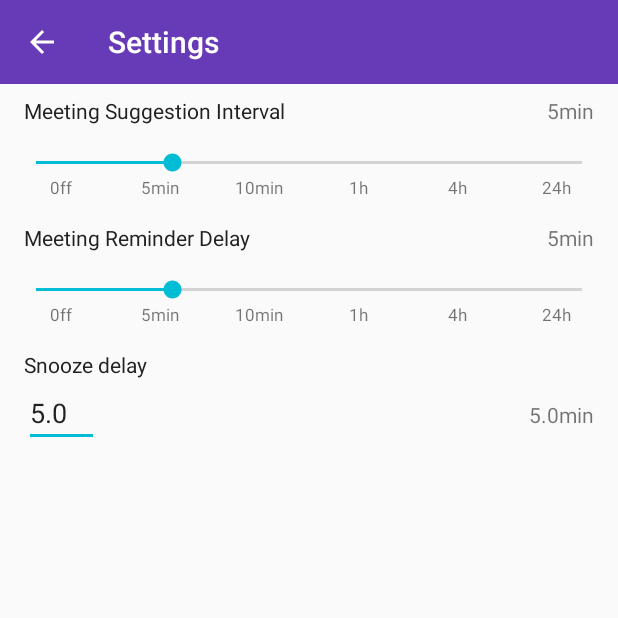
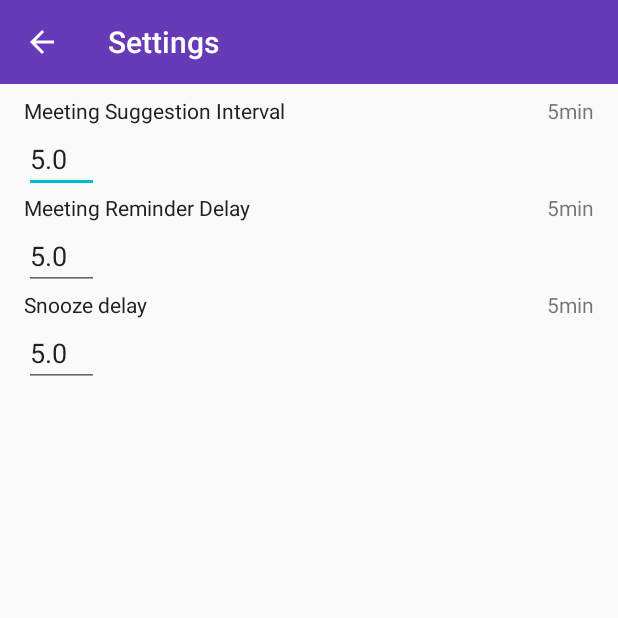
Before and after one commit to Poncholay/BigBrotherRMIT, an Android app: the SettingsActivity screen opened directly, with no data from a screen before it, on a phone screen of 412 x 824 dp, the top half of it. Run offline under Robolectric (Android 15) with nearby library versions, the phone set to English and light mode, and no system bars.

Commit message:
Settings reworked, Network receiver done.

```diff
--- a/app/src/main/AndroidManifest.xml
+++ b/app/src/main/AndroidManifest.xml
@@ -79,12 +79,6 @@
 
 		<receiver
 			android:name=".controller.receivers.ReminderReceiver"/>
-		<receiver
-			android:name=".controller.receivers.NetworkReceiver" >
-			<intent-filter>
-				<action android:name="android.net.conn.CONNECTIVITY_CHANGE" />
-			</intent-filter>
-		</receiver>
 
 		<!-- Meeting Suggestions Service Declaration -->
 		<service
--- a/app/src/main/java/com/poncholay/bigbrother/BigBrotherApplication.java
+++ b/app/src/main/java/com/poncholay/bigbrother/BigBrotherApplication.java
@@ -1,12 +1,7 @@
 package com.poncholay.bigbrother;
 
 import android.app.Application;
-import android.content.Context;
-import android.net.ConnectivityManager;
-import android.net.NetworkInfo;
 
-import com.poncholay.bigbrother.controller.receivers.NetworkReceiver;
-import com.poncholay.bigbrother.services.MeetingSuggestionsService;
 import com.poncholay.bigbrother.utils.database.DatabaseHelper;
 
 import pl.aprilapps.easyphotopicker.EasyImage;
@@ -20,9 +15,6 @@ public class BigBrotherApplication extends Application {
 				.setAllowMultiplePickInGallery(false)
 				.setCopyPickedImagesToPublicGalleryAppFolder(false)
 				.setCopyTakenPhotosToPublicGalleryAppFolder(false);
-		ConnectivityManager manager = (ConnectivityManager) getSystemService(Context.CONNECTIVITY_SERVICE);
-		NetworkInfo networkInfo = manager.getActiveNetworkInfo();
-		NetworkReceiver.update(networkInfo != null && networkInfo.isConnected());
 		super.onCreate();
 	}
 
--- a/app/src/main/java/com/poncholay/bigbrother/controller/activities/BigBrotherActivity.java
+++ b/app/src/main/java/com/poncholay/bigbrother/controller/activities/BigBrotherActivity.java
@@ -19,11 +19,11 @@ import com.poncholay.bigbrother.controller.adapters.DynamicTitledFragmentPagerAd
 import com.poncholay.bigbrother.controller.fragments.FriendListFragment;
 import com.poncholay.bigbrother.controller.fragments.MapFragment;
 import com.poncholay.bigbrother.controller.fragments.MeetingListFragment;
+import com.poncholay.bigbrother.controller.receivers.NetworkReceiver;
 import com.poncholay.bigbrother.model.FriendDistance;
 import com.poncholay.bigbrother.services.MeetingSuggestionsService;
 import com.poncholay.bigbrother.utils.BundleUtils;
 
-import java.util.ArrayList;
 import java.util.List;
 
 import me.relex.circleindicator.CircleIndicator;
@@ -51,6 +51,8 @@ public class BigBrotherActivity extends AppCompatActivity {
 			stopService(intent);
 			startService(intent);
 		}
+
+		NetworkReceiver.init(this);
 
 		mDistanceList = BundleUtils.retrieveFriendDistances(savedInstanceState, getIntent().getExtras(), "distances");
 	}
--- a/app/src/main/java/com/poncholay/bigbrother/controller/activities/EditMeetingActivity.java
+++ b/app/src/main/java/com/poncholay/bigbrother/controller/activities/EditMeetingActivity.java
@@ -80,6 +80,9 @@ public class EditMeetingActivity extends AppCompatActivity implements DatePicker
 		Friend friend = (Friend) BundleUtils.retrieveParcelable(savedInstanceState, getIntent().getExtras(), "friend");
 		if (friend != null) {
 			mMeeting.getFriends().add(friend);
+			if (mMode == Constants.NEW_MEETING) {
+				mMeeting.setTitle("Meeting with " + friend.getFirstname() + " " + friend.getLastname());
+			}
 		}
 
 		setupToolbar();
--- a/app/src/main/java/com/poncholay/bigbrother/controller/activities/SettingsActivity.java
+++ b/app/src/main/java/com/poncholay/bigbrother/controller/activities/SettingsActivity.java
@@ -10,23 +10,18 @@ import android.text.TextWatcher;
 import android.view.Menu;
 import android.view.View;
 import android.widget.EditText;
-import android.widget.SeekBar;
 import android.widget.TextView;
 
 import com.poncholay.bigbrother.R;
-import com.poncholay.bigbrother.view.StepSlider;
 
+import java.text.DecimalFormat;
 import java.util.Locale;
 
 public class SettingsActivity extends AppCompatActivity {
 
-	private EditText snooze;
-	private TextView snoozeDetailLabel;
-
 	private SharedPreferences sharedPref;
 	private SharedPreferences.Editor editor;
-
-	private int[] steps = {0, 5, 10, 60, 240, 1440};
+	private DecimalFormat format;
 
 	@Override
 	protected void onCreate(Bundle savedInstanceState) {
@@ -37,17 +32,69 @@ public class SettingsActivity extends AppCompatActivity {
 
 		sharedPref = getSharedPreferences("settings", Context.MODE_PRIVATE);
 		editor = sharedPref.edit();
+		format = new DecimalFormat();
+		format.setDecimalSeparatorAlwaysShown(false);
 
-		snooze = (EditText) findViewById(R.id.snoozeEditText);
-		snoozeDetailLabel = (TextView) findViewById(R.id.snoozeDetailsLabel);
+		EditText interval = (EditText) findViewById(R.id.intervalEditText);
+		final TextView intervalDetailLabel = (TextView) findViewById(R.id.intervalDetailsLabel);
 
-		StepSlider intervalStepSlider = (StepSlider) findViewById(R.id.intervalStepSlider);
-		TextView intervalDetailLabel = (TextView) findViewById(R.id.intervalDetailsLabel);
-		setupStepSlider(intervalStepSlider, intervalDetailLabel, "suggestionInterval");
+		EditText delay = (EditText) findViewById(R.id.delayEditText);
+		final TextView delayDetailLabel = (TextView) findViewById(R.id.delayDetailsLabel);
 
-		StepSlider delayStepSlider = (StepSlider) findViewById(R.id.delayStepSlider);
-		TextView delayDetailLabel = (TextView) findViewById(R.id.delayDetailsLabel);
-		setupStepSlider(delayStepSlider, delayDetailLabel, "reminderDelay");
+		final EditText snooze = (EditText) findViewById(R.id.snoozeEditText);
+		final TextView snoozeDetailLabel = (TextView) findViewById(R.id.snoozeDetailsLabel);
+
+		interval.addTextChangedListener(new TextWatcher() {
+			@Override
+			public void beforeTextChanged(CharSequence s, int start, int count, int after) {}
+
+			@Override
+			public void onTextChanged(CharSequence s, int start, int before, int count) {}
+
+			@Override
+			public void afterTextChanged(Editable s) {
+				float delay = 0;
+				try {
+					delay = Float.parseFloat(s.toString());
+				} catch (RuntimeException ignored) {
+				}
+				intervalDetailLabel.setText(String.format(Locale.getDefault(), "%smin", format.format(delay)));
+
+				editor.putFloat("suggestionInterval", delay);
+				editor.apply();
+			}
+		});
+		float intervalValue = sharedPref.getFloat("suggestionInterval", 5.0f);
+		intervalDetailLabel.setText(String.format(Locale.getDefault(), "%smin", format.format(intervalValue)));
+		interval.setText(String.valueOf(intervalValue));
+
+
+		delay.addTextChangedListener(new TextWatcher() {
+			@Override
+			public void beforeTextChanged(CharSequence s, int start, int count, int after) {}
+
+			@Override
+			public void onTextChanged(CharSequence s, int start, int before, int count) {}
+
+			@Override
+			public void afterTextChanged(Editable s) {
+				float delay = 0;
+				try {
+					delay = Float.parseFloat(s.toString());
+				} catch (RuntimeException ignored) {
+				}
+				delayDetailLabel.setText(String.format(Locale.getDefault(), "%smin", format.format(delay)));
+
+				editor.putFloat("reminderDelay", delay);
+				editor.apply();
+
+				refreshSnooze(snooze, snoozeDetailLabel);
+			}
+		});
+		float reminderValue = sharedPref.getFloat("reminderDelay", 5.0f);
+		delayDetailLabel.setText(String.format(Locale.getDefault(), "%smin", format.format(reminderValue)));
+		delay.setText(String.valueOf(reminderValue));
+
 
 		snooze.addTextChangedListener(new TextWatcher() {
 			@Override
@@ -58,22 +105,20 @@ public class SettingsActivity extends AppCompatActivity {
 
 			@Override
 			public void afterTextChanged(Editable s) {
-				snoozeDetailLabel.setText(String.format(Locale.getDefault(), "%smin", s));
-
-				if (sharedPref.getInt("reminderDelay", 5) != 0) {
+				if (sharedPref.getFloat("reminderDelay", 5.0f) != 0) {
 					float delay = 0;
 					try {
 						delay = Float.parseFloat(s.toString());
 					} catch (RuntimeException ignored) {
 					}
+					snoozeDetailLabel.setText(String.format(Locale.getDefault(), "%smin", format.format(delay)));
 
 					editor.putFloat("snoozeDelay", delay);
 					editor.apply();
 				}
 			}
 		});
-
-		refreshSnooze();
+		refreshSnooze(snooze, snoozeDetailLabel);
 	}
 
 	@Override
@@ -96,41 +141,12 @@ public class SettingsActivity extends AppCompatActivity {
 		});
 	}
 
-	private void refreshSnooze() {
-		int reminderDelay = sharedPref.getInt("reminderDelay", 5);
+	private void refreshSnooze(EditText snooze, TextView snoozeDetailLabel) {
+		float reminderDelay = sharedPref.getFloat("reminderDelay", 5.0f);
 		float snoozeDelay = reminderDelay == 0 ? 0 : sharedPref.getFloat("snoozeDelay", 5.0f);
 
-		snoozeDetailLabel.setText(String.format(Locale.getDefault(), "%fmin", snoozeDelay));
+		snoozeDetailLabel.setText(String.format(Locale.getDefault(), "%smin", format.format(snoozeDelay)));
 		snooze.setEnabled(reminderDelay != 0);
 		snooze.setText(String.valueOf(snoozeDelay));
 	}
-
-	private void setupStepSlider(final StepSlider stepSlider, final TextView label, final String key) {
-		stepSlider.setSteps(steps);
-		stepSlider.setOnSeekBarChangeListener(new SeekBar.OnSeekBarChangeListener() {
-			@Override
-			public void onProgressChanged(SeekBar seekBar, int progress, boolean fromUser) {
-				stepSlider.snapToPosition();
-				label.setText(stepSlider.getStepLabel(progress));
-
-				editor.putInt(key, stepSlider.getSliderProgress());
-				editor.apply();
-
-				refreshSnooze();
-			}
-
-			@Override
-			public void onStartTrackingTouch(SeekBar seekBar) {}
-
-			@Override
-			public void onStopTrackingTouch(SeekBar seekBar) {}
-		});
-
-		int value = sharedPref.getInt(key, 5);
-		for (int i = 0; i < steps.length; i++) {
-			if (steps[i] == value) {
-				stepSlider.setSliderProgress(i);
-			}
-		}
-	}
 }
--- a/app/src/main/java/com/poncholay/bigbrother/controller/fragments/MeetingListFragment.java
+++ b/app/src/main/java/com/poncholay/bigbrother/controller/fragments/MeetingListFragment.java
@@ -6,7 +6,6 @@ import android.content.DialogInterface;
 import android.content.Intent;
 import android.content.SharedPreferences;
 import android.os.Bundle;
-import android.support.annotation.Nullable;
 import android.support.design.widget.FloatingActionButton;
 import android.support.design.widget.Snackbar;
 import android.support.v4.app.Fragment;
--- a/app/src/main/java/com/poncholay/bigbrother/controller/receivers/NetworkReceiver.java
+++ b/app/src/main/java/com/poncholay/bigbrother/controller/receivers/NetworkReceiver.java
@@ -1,11 +1,12 @@
 package com.poncholay.bigbrother.controller.receivers;
 
+import android.app.Activity;
 import android.content.BroadcastReceiver;
 import android.content.Context;
 import android.content.Intent;
+import android.content.IntentFilter;
 import android.net.ConnectivityManager;
 import android.net.NetworkInfo;
-import android.os.IBinder;
 
 import com.poncholay.bigbrother.services.MeetingSuggestionsService;
 
@@ -14,23 +15,46 @@ import com.poncholay.bigbrother.services.MeetingSuggestionsService;
  */
 public class NetworkReceiver extends BroadcastReceiver {
 
-	private static boolean connected = false;
+	private static NetworkReceiver receiver;
+
+	private boolean connected = true;
+
+	private NetworkReceiver() {}
+
+	public static void init(Activity activity) {
+		if (receiver == null) {
+			receiver = getInstance();
+//			receiver.onReceive(activity, new Intent(ConnectivityManager.CONNECTIVITY_ACTION));
+			final IntentFilter intentFilter = new IntentFilter();
+			intentFilter.addAction(ConnectivityManager.CONNECTIVITY_ACTION);
+			activity.registerReceiver(receiver, intentFilter);
+		}
+	}
+
+	public static NetworkReceiver getInstance() {
+		if (receiver == null) {
+			receiver = new NetworkReceiver();
+		}
+		return receiver;
+	}
 
 	@Override
 	public void onReceive(final Context context, final Intent intent) {
-		ConnectivityManager manager = (ConnectivityManager) context.getSystemService(Context.CONNECTIVITY_SERVICE);
-		NetworkInfo networkInfo = manager.getActiveNetworkInfo();
-		connected = networkInfo != null && networkInfo.isConnected();
-		if (connected) {
-			MeetingSuggestionsService.launchMeetingDiscovery(context);
+		try {
+			if (intent.getAction().equals(ConnectivityManager.CONNECTIVITY_ACTION)) {
+				ConnectivityManager manager = (ConnectivityManager) context.getSystemService(Context.CONNECTIVITY_SERVICE);
+				NetworkInfo networkInfo = manager.getActiveNetworkInfo();
+				boolean previouslyConnected = connected;
+				connected = networkInfo != null && networkInfo.isConnected();
+				if (connected && !previouslyConnected) {
+					MeetingSuggestionsService.launchMeetingDiscovery(context);
+				}
+			}
+		} catch (IllegalArgumentException ignored) {
 		}
 	}
 
-	public static void update(boolean status) {
-		connected = status;
-	}
-
-	public static boolean isConnected() {
+	public boolean isConnected() {
 		return connected;
 	}
 }
--- a/app/src/main/java/com/poncholay/bigbrother/model/FriendDistance.java
+++ b/app/src/main/java/com/poncholay/bigbrother/model/FriendDistance.java
@@ -13,12 +13,9 @@ import android.util.Pair;
 
 import com.google.android.gms.maps.model.LatLng;
 import com.poncholay.bigbrother.utils.WebService;
-import com.poncholay.bigbrother.utils.database.DatabaseContract;
 
 import org.json.JSONException;
 import org.json.JSONObject;
-
-import java.util.Date;
 
 import static com.poncholay.bigbrother.utils.WebService.TYPE_GET;
 
--- a/app/src/main/java/com/poncholay/bigbrother/model/Meeting.java
+++ b/app/src/main/java/com/poncholay/bigbrother/model/Meeting.java
@@ -123,7 +123,7 @@ public class Meeting extends SQLiteObject implements Parcelable {
 	}
 
 	public void createReminder(Activity context) {
-		float reminderDelay = context.getSharedPreferences("settings", Context.MODE_PRIVATE).getInt("reminderDelay", 5);
+		float reminderDelay = context.getSharedPreferences("settings", Context.MODE_PRIVATE).getFloat("reminderDelay", 5.0f);
 		if (reminderDelay != 0.0f) {
 			PendingIntent alarmIntent;
 			Intent intent = new Intent(context, ReminderReceiver.class);
--- a/app/src/main/java/com/poncholay/bigbrother/services/MeetingSuggestionsService.java
+++ b/app/src/main/java/com/poncholay/bigbrother/services/MeetingSuggestionsService.java
@@ -11,7 +11,6 @@ import android.app.NotificationManager;
 import android.app.PendingIntent;
 import android.app.Service;
 import android.content.Context;
-import android.content.DialogInterface;
 import android.content.Intent;
 import android.content.pm.PackageManager;
 import android.location.Location;
@@ -20,27 +19,16 @@ import android.location.LocationManager;
 import android.os.Bundle;
 import android.os.IBinder;
 import android.os.Parcelable;
-import android.support.design.widget.Snackbar;
 import android.support.v4.app.NotificationCompat;
-import android.support.v7.app.AlertDialog;
 import android.util.Log;
 
-import com.poncholay.bigbrother.Constants;
 import com.poncholay.bigbrother.R;
 import com.poncholay.bigbrother.controller.activities.BigBrotherActivity;
-import com.poncholay.bigbrother.controller.activities.EditMeetingActivity;
-import com.poncholay.bigbrother.controller.activities.SnoozeActivity;
-import com.poncholay.bigbrother.controller.fragments.MeetingListFragment;
-import com.poncholay.bigbrother.model.Friend;
 import com.poncholay.bigbrother.model.FriendDistance;
-import com.poncholay.bigbrother.model.Meeting;
 import com.poncholay.bigbrother.utils.MeetingSuggestion;
-import com.poncholay.bigbrother.utils.ParcelableUtils;
 
 import java.util.ArrayList;
-import java.util.Date;
 import java.util.List;
-import java.util.Locale;
 
 public class MeetingSuggestionsService extends Service implements LocationListener {
 
@@ -117,7 +105,7 @@ public class MeetingSuggestionsService extends Service implements LocationListen
     public void onLocationChanged(Location location) {
         if (location != null) {
             userLocation = location;
-            launchMeetingDiscovery(getApplicationContext());
+//            launchMeetingDiscovery(getApplicationContext());
         } else {
             Log.e(TAG, "onLocationChanged : new location is null");
         }
--- a/app/src/main/java/com/poncholay/bigbrother/utils/WebService.java
+++ b/app/src/main/java/com/poncholay/bigbrother/utils/WebService.java
@@ -1,18 +1,12 @@
 package com.poncholay.bigbrother.utils;
 
 import android.content.Context;
-import android.content.DialogInterface;
-import android.content.Intent;
 import android.net.ConnectivityManager;
 import android.net.NetworkInfo;
 import android.os.AsyncTask;
-import android.provider.Settings;
-import android.support.v7.app.AlertDialog;
-import android.util.Log;
 import android.widget.Toast;
 
 import com.poncholay.bigbrother.controller.receivers.NetworkReceiver;
-import com.poncholay.bigbrother.services.MeetingSuggestionsService;
 
 import java.io.BufferedReader;
 import java.io.IOException;
@@ -54,7 +48,7 @@ public class WebService {
 	}
 
 	public void execute() {
-		if (NetworkReceiver.isConnected()) {
+		if (NetworkReceiver.getInstance().isConnected()) {
 			new Request().execute(url, data);
 			return;
 		}
--- a/app/src/main/java/com/poncholay/bigbrother/view/StepSlider.java
+++ /dev/null
@@ -1,64 +0,0 @@
-package com.poncholay.bigbrother.view;
-
-import android.content.Context;
-import android.support.v7.widget.AppCompatSeekBar;
-import android.util.AttributeSet;
-
-public class StepSlider extends AppCompatSeekBar {
-	private int[] steps = {};
-
-	public StepSlider(Context context) {
-		super(context);
-		init();
-	}
-
-	public StepSlider(Context context, AttributeSet attrs) {
-		super(context, attrs);
-		init();
-	}
-
-	public StepSlider(Context context, AttributeSet attrs, int defStyleAttr) {
-		super(context, attrs, defStyleAttr);
-		init();
-	}
-
-	private void init() {
-		setSteps(steps);
-	}
-
-	public void setSteps(int[] steps) {
-		this.steps = steps;
-		this.setMax((100 * steps.length) - 1);
-	}
-
-	public String getStepLabel(int position) {
-		if (steps[position / 100] == 0) {
-			return String.format("%5s", "Off");
-		}
-		if (steps[position / 100] > 60) {
-			return String.format("%5s", String.format("%dh", steps[position / 100] / 60));
-		}
-		return String.format("%5s", String.format("%dmin", steps[position / 100]));
-	}
-
-	public int getSliderProgress() {
-		int pos = getProgress() / 100;
-		return (steps[pos]);
-	}
-
-	public void setSliderProgress(int pos) {
-		if (pos == (steps.length - 1)) {
-			setProgress(this.getMax());
-		} else if (pos == 0) {
-			setProgress(0);
-		} else {
-			int point = ((pos * 100) + ((pos + 1) * 100)) / 2;
-			setProgress(point);
-		}
-	}
-
-	public void snapToPosition() {
-		int pos = getProgress() / 100;
-		setSliderProgress(pos);
-	}
-}
--- a/app/src/main/res/layout/content_settings.xml
+++ b/app/src/main/res/layout/content_settings.xml
@@ -19,12 +19,17 @@
 		<LinearLayout
 			android:layout_width="match_parent"
 			android:layout_height="wrap_content"
+			android:layout_marginStart="16dp"
+			android:layout_marginEnd="16dp"
+			android:orientation="vertical">
+			<LinearLayout
+				android:layout_width="match_parent"
+				android:layout_height="wrap_content"
 				android:orientation="horizontal">
 
 				<TextView
 					android:layout_width="wrap_content"
 					android:layout_height="wrap_content"
-				android:layout_marginStart="16dp"
 					android:text="@string/meeting_suggestion_interval"
 					android:textColor="@color/colorPrimaryText"
 					android:textSize="14sp"/>
@@ -33,83 +38,24 @@
 					android:id="@+id/intervalDetailsLabel"
 					android:layout_width="0dp"
 					android:layout_height="wrap_content"
-				android:layout_marginStart="16dp"
-				android:layout_marginEnd="16dp"
 					android:layout_weight="1"
 					android:gravity="end"
 					android:textSize="14sp"
 					tools:text="5min"/>
 			</LinearLayout>
 
-		<com.poncholay.bigbrother.view.StepSlider
-			android:id="@+id/intervalStepSlider"
-			android:layout_width="match_parent"
+			<EditText
+				android:id="@+id/intervalEditText"
+				android:layout_width="50dp"
 				android:layout_height="wrap_content"
-			android:layout_marginStart="8dp"
-			android:layout_marginEnd="8dp"
-			android:layout_marginTop="16dp"/>
-
-		<LinearLayout
-			android:layout_width="match_parent"
-			android:layout_height="wrap_content"
-			android:layout_gravity="center_horizontal"
-			android:layout_marginBottom="16dp"
-			android:layout_marginStart="8dp"
-			android:layout_marginEnd="8dp"
-			android:orientation="horizontal">
-
-			<TextView
-				android:layout_width="match_parent"
-				android:layout_height="wrap_content"
-				android:layout_weight="1"
-				android:gravity="center_horizontal"
-				android:text="0ff"
-				android:textSize="11sp"/>
-
-			<TextView
-				android:layout_width="match_parent"
-				android:layout_height="wrap_content"
-				android:layout_weight="1"
-				android:gravity="center_horizontal"
-				android:text="5min"
-				android:textSize="11sp"/>
-
-			<TextView
-				android:layout_width="match_parent"
-				android:layout_height="wrap_content"
-				android:layout_weight="1"
-				android:gravity="center_horizontal"
-				android:text="10min"
-				android:textSize="11sp"/>
-
-			<TextView
-				android:layout_width="match_parent"
-				android:layout_height="wrap_content"
-				android:layout_weight="1"
-				android:gravity="center_horizontal"
-				android:text="1h"
-				android:textSize="11sp"/>
-
-			<TextView
-				android:layout_width="match_parent"
-				android:layout_height="wrap_content"
-				android:layout_weight="1"
-				android:gravity="center_horizontal"
-				android:text="4h"
-				android:textSize="11sp"/>
-
-			<TextView
-				android:layout_width="match_parent"
-				android:layout_height="wrap_content"
-				android:layout_weight="1"
-				android:gravity="center_horizontal"
-				android:text="24h"
-				android:textSize="11sp"/>
+				android:inputType="numberDecimal"/>
 		</LinearLayout>
 
 		<LinearLayout
 			android:layout_width="match_parent"
 			android:layout_height="wrap_content"
+			android:layout_marginStart="16dp"
+			android:layout_marginEnd="16dp"
 			android:orientation="vertical">
 
 			<LinearLayout
@@ -120,7 +66,6 @@
 				<TextView
 					android:layout_width="wrap_content"
 					android:layout_height="wrap_content"
-					android:layout_marginStart="16dp"
 					android:text="@string/meeting_reminder_delay"
 					android:textColor="@color/colorPrimaryText"
 					android:textSize="14sp"/>
@@ -129,78 +74,17 @@
 					android:id="@+id/delayDetailsLabel"
 					android:layout_width="0dp"
 					android:layout_height="wrap_content"
-					android:layout_marginStart="16dp"
-					android:layout_marginEnd="16dp"
 					android:layout_weight="1"
 					android:gravity="end"
 					android:textSize="14sp"
 					tools:text="5min"/>
 			</LinearLayout>
 
-			<com.poncholay.bigbrother.view.StepSlider
-				android:id="@+id/delayStepSlider"
-				android:layout_width="match_parent"
+			<EditText
+				android:id="@+id/delayEditText"
+				android:layout_width="50dp"
 				android:layout_height="wrap_content"
-				android:layout_marginStart="8dp"
-				android:layout_marginEnd="8dp"
-				android:layout_marginTop="16dp"/>
-
-			<LinearLayout
-				android:layout_width="match_parent"
-				android:layout_height="wrap_content"
-				android:layout_gravity="center_horizontal"
-				android:layout_marginBottom="16dp"
-				android:layout_marginStart="8dp"
-				android:layout_marginEnd="8dp"
-				android:orientation="horizontal">
-
-				<TextView
-					android:layout_width="match_parent"
-					android:layout_height="wrap_content"
-					android:layout_weight="1"
-					android:gravity="center_horizontal"
-					android:text="0ff"
-					android:textSize="11sp"/>
-
-				<TextView
-					android:layout_width="match_parent"
-					android:layout_height="wrap_content"
-					android:layout_weight="1"
-					android:gravity="center_horizontal"
-					android:text="5min"
-					android:textSize="11sp"/>
-
-				<TextView
-					android:layout_width="match_parent"
-					android:layout_height="wrap_content"
-					android:layout_weight="1"
-					android:gravity="center_horizontal"
-					android:text="10min"
-					android:textSize="11sp"/>
-				<TextView
-					android:layout_width="match_parent"
-					android:layout_height="wrap_content"
-					android:layout_weight="1"
-					android:gravity="center_horizontal"
-					android:text="1h"
-					android:textSize="11sp"/>
-
-				<TextView
-					android:layout_width="match_parent"
-					android:layout_height="wrap_content"
-					android:layout_weight="1"
-					android:gravity="center_horizontal"
-					android:text="4h"
-					android:textSize="11sp"/>
-
-				<TextView
-					android:layout_width="match_parent"
-					android:layout_height="wrap_content"
-					android:layout_weight="1"
-					android:gravity="center_horizontal"
-					android:text="24h"
-					android:textSize="11sp"/>
-			</LinearLayout>
+				android:inputType="numberDecimal"/>
 		</LinearLayout>
 
 		<LinearLayout
@@ -209,20 +93,15 @@
 			android:layout_marginStart="16dp"
 			android:layout_marginEnd="16dp"
 			android:orientation="vertical">
+			<LinearLayout
+				android:layout_width="match_parent"
+				android:layout_height="wrap_content">
 				<TextView
 					android:layout_width="wrap_content"
 					android:layout_height="wrap_content"
 					android:text="@string/snooze_delay"
 					android:textColor="@color/colorPrimaryText"
 					android:textSize="14sp"/>
-			<LinearLayout
-				android:layout_width="match_parent"
-				android:layout_height="wrap_content">
-				<EditText
-					android:id="@+id/snoozeEditText"
-					android:layout_width="50dp"
-					android:layout_height="wrap_content"
-					android:inputType="numberDecimal"/>
 
 				<TextView
 					android:id="@+id/snoozeDetailsLabel"
@@ -233,6 +112,12 @@
 					android:textSize="14sp"
 					tools:text="5min"/>
 			</LinearLayout>
+
+			<EditText
+				android:id="@+id/snoozeEditText"
+				android:layout_width="50dp"
+				android:layout_height="wrap_content"
+				android:inputType="numberDecimal"/>
 		</LinearLayout>
 	</LinearLayout>
 </LinearLayout>
```
Also changed, not shown: app/src/main/res/raw/dummy_data.txt (+5 -5 lines). Lines whose indentation alone changed are shown as unchanged.
